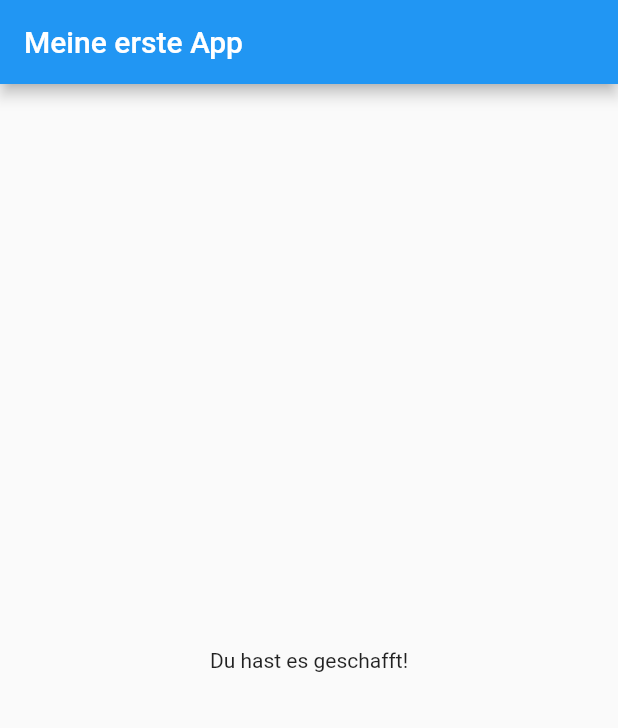
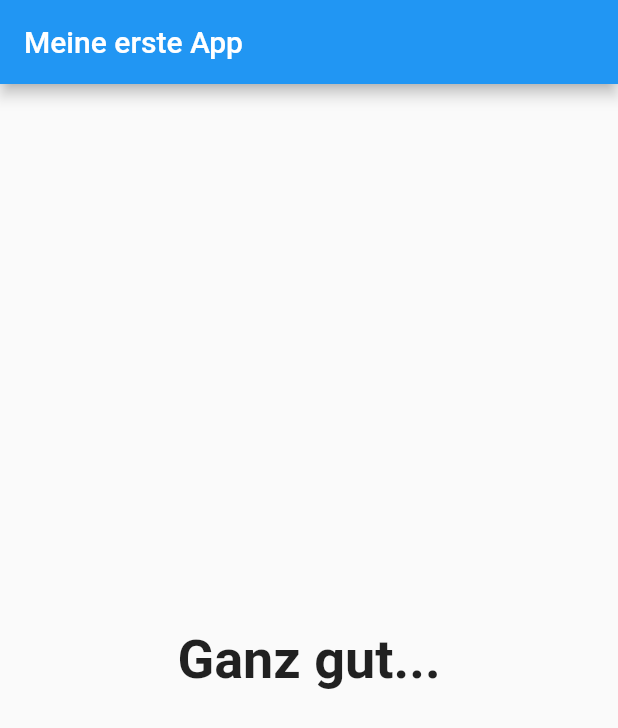
Before and after one commit to NightmindOfficial/fl_quiz, a Flutter app: the screen it shows after launch, after a tap on "Schwarz", after a tap on "43", after a tap on "Kaffee", on a phone screen of 412 x 824 dp. Shown: the top 728 px of the screen. Run offline on Flutter 3.47's test engine with Material 2 defaults, Android fonts, the light colour scheme and no system bars.

Commit message:
Video 50

```diff
--- a/lib/main.dart
+++ b/lib/main.dart
@@ -82,7 +82,7 @@ class _MyAppState extends State<MyApp> {
                 questions: _questions,
                 answerQuestion: _answerQuestion,
                 questionIndex: _questionIndex)
-            : Result(),
+            : Result(_totalScore),
       ),
     );
   }
--- a/lib/result.dart
+++ b/lib/result.dart
@@ -1,10 +1,32 @@
 import 'package:flutter/material.dart';
 
 class Result extends StatelessWidget {
+  final int resultScore;
+
+  Result(this.resultScore);
+
+  String get resultPhrase {
+    String resultText;
+    if (resultScore <= 6) {
+      resultText = 'Da geht noch mehr.';
+    } else if (resultScore <= 9) {
+      resultText = 'Ganz gut...';
+    } else if (resultScore <= 12) {
+      resultText = 'Sehr gut!';
+    } else {
+      resultText = 'Cheater.';
+    }
+
+    return resultText;
+  }
+
   @override
   Widget build(BuildContext context) {
-    return const Center(
-      child: Text('Du hast es geschafft!'),
+    return Center(
+      child: Text(
+        resultPhrase,
+        style: const TextStyle(fontSize: 36, fontWeight: FontWeight.bold),
+      ),
     );
   }
 }
```
